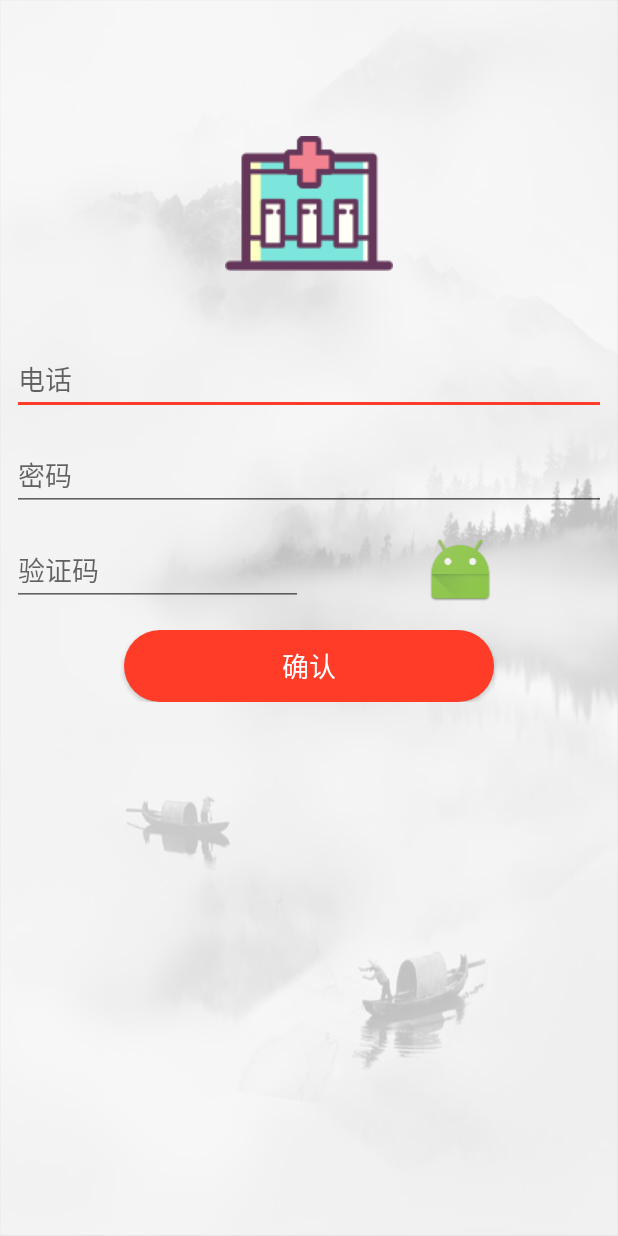
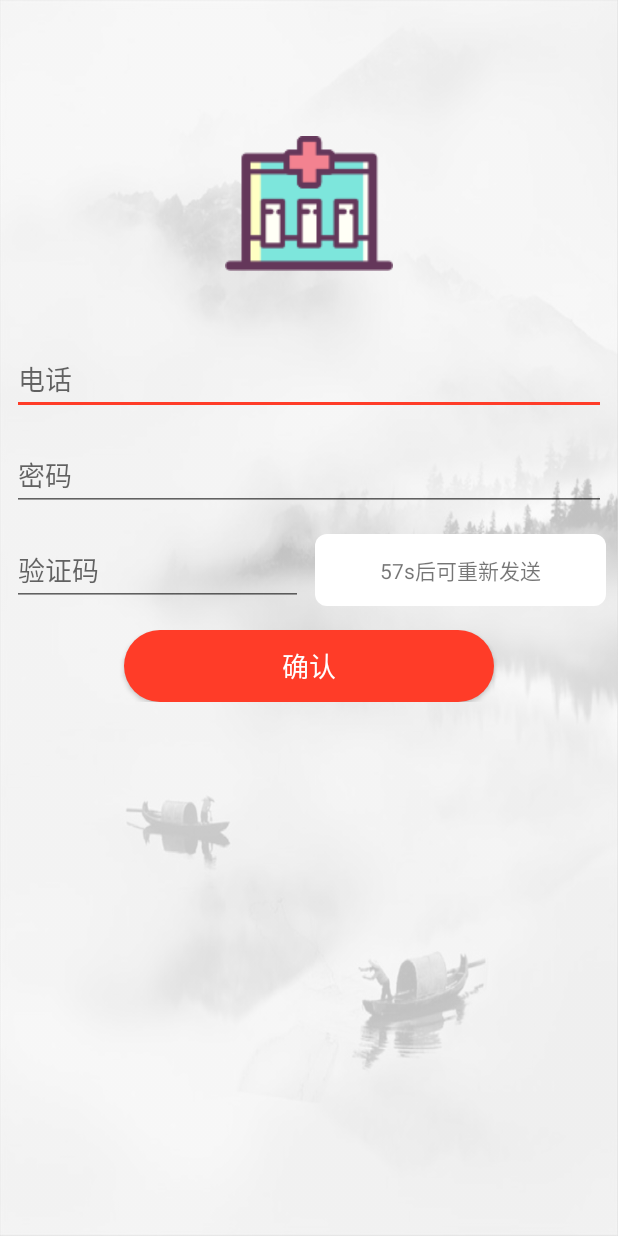
Before and after one commit to zhoujiahao123/Medical-aid, an Android app: the RegisterActivity screen opened directly, with no data from a screen before it, after a tap on "确认", on a phone screen of 412 x 824 dp. Run offline under Robolectric (Android 15) with nearby library versions, the phone set to English and light mode, and no system bars; our stand-ins replace ButterKnife, CircleImageView, Dagger/Hilt's generated code; 1 other tap on this screen came first.

Commit message:
注册界面改为验证码方式

```diff
--- a/app/src/main/java/com/zxr/medicalaid/mvp/ui/activities/RegisterActivity.java
+++ b/app/src/main/java/com/zxr/medicalaid/mvp/ui/activities/RegisterActivity.java
@@ -1,12 +1,16 @@
 package com.zxr.medicalaid.mvp.ui.activities;
 
+import android.os.Bundle;
+import android.os.CountDownTimer;
+import android.view.View;
 import android.widget.Button;
 import android.widget.EditText;
-import android.widget.ImageView;
+import android.widget.TextView;
 
 import com.zxr.medicalaid.R;
 import com.zxr.medicalaid.mvp.ui.activities.base.BaseActivity;
 
+import butterknife.ButterKnife;
 import butterknife.InjectView;
 import butterknife.OnClick;
 
@@ -19,10 +23,10 @@ public class RegisterActivity extends BaseActivity {
     EditText mPasswordEt;
     @InjectView(R.id.identifying_number_input)
     EditText mIdentifyintEt;
-    @InjectView(R.id.identifying_number_image)
-    ImageView mIdentifyingImage;
     @InjectView(R.id.confirm_bt)
     Button mConfirmBt;
+    @InjectView(R.id.identifying_number_send)
+    TextView mSendCodeTv;
 
     @Override
     public void initInjector() {
@@ -39,8 +43,57 @@ public class RegisterActivity extends BaseActivity {
         return R.layout.activity_register;
     }
 
-    @OnClick(R.id.confirm_bt)
-    public void onViewClicked() {
-        //做注册的逻辑操作
+
+    @Override
+    protected void onCreate(Bundle savedInstanceState) {
+        super.onCreate(savedInstanceState);
+        // TODO: add setContentView(...) invocation
+        ButterKnife.inject(this);
     }
+
+    int seconds = 60;
+    TimeCount time = new TimeCount(60 * 1000, 1000);
+
+    @OnClick({R.id.identifying_number_send, R.id.confirm_bt})
+    public void onViewClicked(View view) {
+        switch (view.getId()) {
+            case R.id.identifying_number_send:
+                mSendCodeTv.setClickable(false);
+                mSendCodeTv.setText(seconds + "s后可重新发送");
+                //开启及时
+                time.start();
+                break;
+            case R.id.confirm_bt:
+                break;
+        }
+    }
+
+    /**
+     * 计时类
+     */
+    class TimeCount extends CountDownTimer {
+        /**
+         * @param millisInFuture    The number of millis in the future from the call
+         *                          to {@link #start()} until the countdown is done and {@link #onFinish()}
+         *                          is called.
+         * @param countDownInterval The interval along the way to receive
+         *                          {@link #onTick(long)} callbacks.
+         */
+        public TimeCount(long millisInFuture, long countDownInterval) {
+            super(millisInFuture, countDownInterval);
+        }
+
+        @Override
+        public void onTick(long millisUntilFinished) {
+            mSendCodeTv.setText(--seconds + "s后可重新发送");
+        }
+
+        @Override
+        public void onFinish() {
+            seconds = 60;
+            mSendCodeTv.setText("发送");
+            mSendCodeTv.setClickable(true);
+        }
+    }
+
 }
--- /dev/null
+++ b/app/src/main/res/drawable/identify_text_bg.xml
@@ -0,0 +1,9 @@
+<?xml version="1.0" encoding="utf-8"?>
+<selector xmlns:android="http://schemas.android.com/apk/res/android">
+    <item
+        android:drawable="@drawable/identify_text_normal"
+        ></item>
+    <item
+        android:drawable="@drawable/identify_text_selected" android:state_enabled="false"
+        ></item>
+</selector>
--- /dev/null
+++ b/app/src/main/res/drawable/identify_text_normal.xml
@@ -0,0 +1,12 @@
+<?xml version="1.0" encoding="utf-8"?>
+<shape xmlns:android="http://schemas.android.com/apk/res/android"
+    android:shape="rectangle"
+    >
+    <corners
+        android:radius="8dp"
+        ></corners>
+    <solid
+        android:color="@color/white"
+        ></solid>
+
+</shape>
--- /dev/null
+++ b/app/src/main/res/drawable/identify_text_selected.xml
@@ -0,0 +1,12 @@
+<?xml version="1.0" encoding="utf-8"?>
+<shape xmlns:android="http://schemas.android.com/apk/res/android"
+    android:shape="rectangle"
+    >
+    <corners
+        android:radius="8dp"
+        ></corners>
+    <solid
+        android:color="@color/grey_400"
+        ></solid>
+
+</shape>
--- a/app/src/main/res/layout/activity_register.xml
+++ b/app/src/main/res/layout/activity_register.xml
@@ -69,18 +69,21 @@
         app:layout_constraintTop_toBottomOf="@+id/password_input">
 
         <EditText
+            android:hint="@string/identifying_code"
             android:id="@+id/identifying_number_input"
             android:layout_width="0dp"
             android:layout_height="wrap_content"
             android:layout_marginLeft="8dp"
             android:layout_marginRight="4dp"
-            android:layout_weight="1"
-            android:hint="@string/identifying_code" />
+            android:layout_weight="1" />
 
-        <ImageView
-            android:id="@+id/identifying_number_image"
+        <TextView
+            android:id="@+id/identifying_number_send"
             android:layout_width="0dp"
-            android:layout_height="wrap_content"
+            android:text="@string/send"
+            android:gravity="center"
+            android:background="@drawable/identify_text_bg"
+            android:layout_height="match_parent"
             android:layout_marginLeft="4dp"
             android:layout_marginRight="8dp"
             android:layout_weight="1"
--- a/app/src/main/res/values/strings.xml
+++ b/app/src/main/res/values/strings.xml
@@ -24,4 +24,5 @@
 
     <string name="weight">重量</string>
     <string name="medince_name">药名</string>
+    <string name="send">发送</string>
 </resources>
```
Also changed, not shown: gradle/wrapper/gradle-wrapper.properties.
